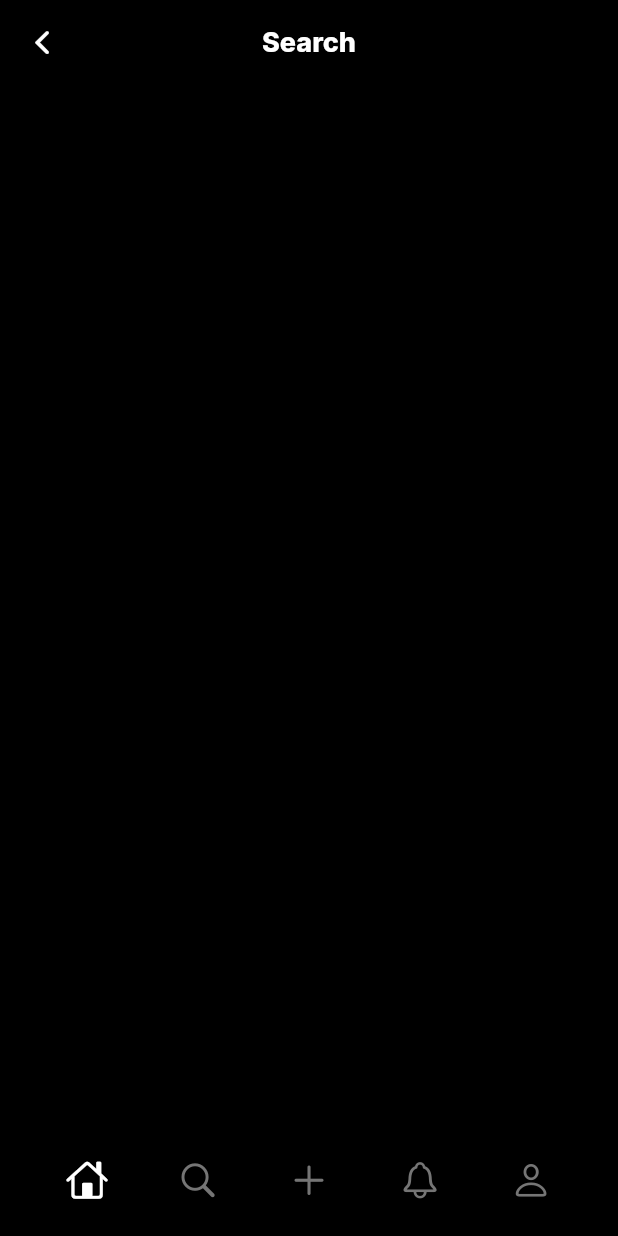
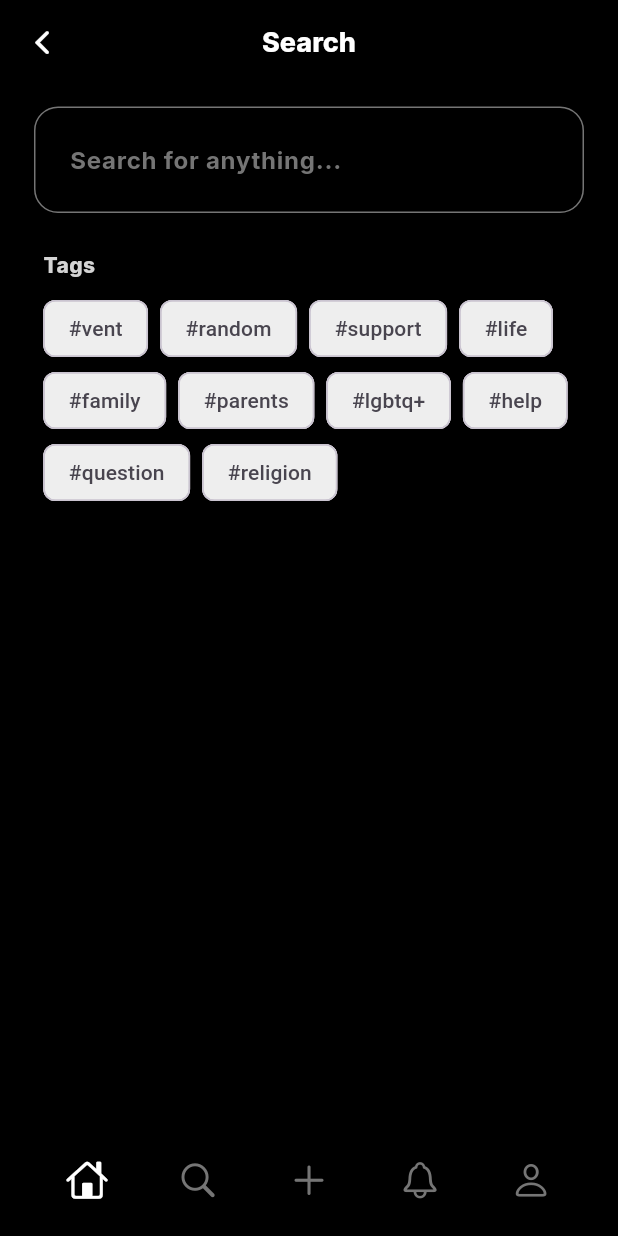
Before and after one commit to Tho100/revent, a Flutter app: the SearchPage screen opened directly, on a phone screen of 412 x 824 dp. Run offline on Flutter 3.47's test engine with Material 3 defaults, Android fonts, the phone set to English and light mode, and no system bars; our stand-ins replace flutter_cache_manager, flutter_dotenv, flutter_native_image, get_it, google_fonts; missing offline and left inert: dynamic_height_grid_view, image_picker_plus, mysql_client.

Commit message:
Added Search page

```diff
--- a/lib/pages/navigation/search_page.dart
+++ b/lib/pages/navigation/search_page.dart
@@ -1,15 +1,143 @@
+import 'package:flutter/cupertino.dart';
 import 'package:flutter/material.dart';
 import 'package:get_it/get_it.dart';
+import 'package:google_fonts/google_fonts.dart';
 import 'package:revent/helper/navigate_page.dart';
 import 'package:revent/provider/navigation_provider.dart';
+import 'package:revent/themes/theme_color.dart';
 import 'package:revent/widgets/navigation/page_navigation_bar.dart';
 import 'package:revent/widgets/app_bar.dart';
+import 'package:revent/widgets/text_field/main_textfield.dart';
 
-class SearchPage extends StatelessWidget {
+class SearchPage extends StatefulWidget {
 
-  SearchPage({super.key});
+  const SearchPage({super.key});
 
+  @override
+  State<SearchPage> createState() => SearchPageState();
+
+}
+
+class SearchPageState extends State<SearchPage> {
+  // TODO: Probably unnecessary
   final navigationIndex = GetIt.instance<NavigationProvider>();
+
+  final searchController = TextEditingController();
+
+  final chipsSelectedNotifier = ValueNotifier<List<bool>>([]);
+
+  List<String> chipsTags = [];
+
+  void _initializeTags() {
+
+    chipsTags = [
+      'vent',
+      'random',
+      'support',
+      'life',
+      'family',
+      'parents',
+      'lgbtq+',
+      'help',
+      'question',
+      'religion',
+    ];
+
+    chipsSelectedNotifier.value = List<bool>.generate(chipsTags.length, (_) => false);
+
+  }
+
+  Widget _buildSearchBar() {
+    return Align(
+      alignment: Alignment.center,
+      child: SizedBox(
+        width: MediaQuery.of(context).size.width * 0.89,
+        child: MainTextField(
+          controller: searchController,
+          hintText: 'Search for anything...'
+        ),
+      ),
+    );
+  }
+
+  // ChoiceChips/ActionChips: Multiple-tag-selection/Single-tag-selection
+  Widget _buildChip(String label, int index) {
+    return ValueListenableBuilder(
+      valueListenable: chipsSelectedNotifier,
+      builder: (_, chipSelected, __) {
+        return ChoiceChip(
+        label: Text('#$label'),
+          selected: chipSelected[index],
+          onSelected: (bool selected) {
+            chipsSelectedNotifier.value[index] = selected;
+          },
+          selectedColor: Colors.blueAccent,
+          backgroundColor: Colors.grey[200],
+        );
+      },
+    );
+  }
+  Widget _buildTagsChoiceChips() {
+    return Column(
+      crossAxisAlignment: CrossAxisAlignment.start,
+      children: [
+
+        Text(
+          'Tags',
+          style: GoogleFonts.inter(
+            color: ThemeColor.secondaryWhite,
+            fontWeight: FontWeight.w800,
+            fontSize: 14
+          ),
+        ),
+
+        const SizedBox(height: 8),
+
+        SizedBox(
+          width: MediaQuery.of(context).size.width * 0.86,
+          child: Wrap(
+            spacing: 8.0,
+            children: [
+              for(int i=0; i<chipsSelectedNotifier.value.length; i++) ... [
+                _buildChip(chipsTags[i], i),
+              ]
+            ],
+          ),
+        ),
+
+      ],
+    );
+  }
+// Tommorow me: Check if the page is looking good,
+//  if yes, then commit "Added Search page" then checkout to refactor and do TODOs
+  Widget _buildBody() {
+    return Padding(
+      padding: const EdgeInsets.only(top: 15),
+      child: Column(
+        children: [
+
+          _buildSearchBar(),
+
+          const SizedBox(height: 25),
+
+          _buildTagsChoiceChips(),
+
+        ]
+      ),
+    );
+  }
+
+  @override
+  void initState() {
+    super.initState();
+    _initializeTags();
+  }
+
+  @override
+  void dispose() {
+    searchController.dispose();
+    super.dispose();
+  }
 
   @override
   Widget build(BuildContext context) {
@@ -21,9 +149,10 @@ class SearchPage extends StatelessWidget {
       child: Scaffold(
         appBar: CustomAppBar(
           title: 'Search',
-          customBackOnPressed: () => NavigatePage.homePage(),
+          customBackOnPressed: () => NavigatePage.homePage(), // TODO: Remove leading
           context: context
         ).buildAppBar(),
+        body: _buildBody(),
         bottomNavigationBar: PageNavigationBar()
       ),
     );
```
